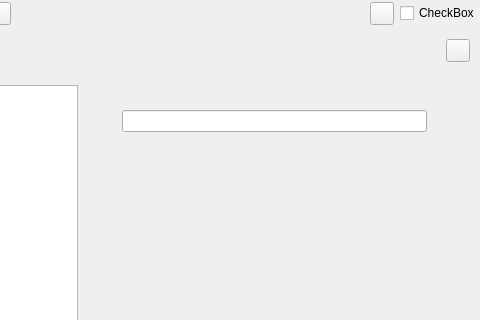
This is ui/world_building_view.ui in zkovari/plotlyst as Qt 5 draws it before an edit; both pictures show x 457 to 937 and y 0 to 320 of the 937 by 659 pixel window. The edited form follows.
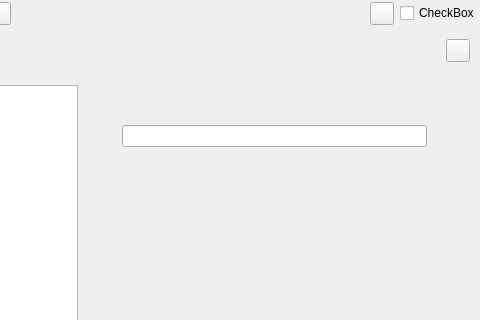
This is the edited form. Custom widgets are drawn as their Qt base class.

Patch:
```diff
--- a/ui/world_building_view.ui
+++ b/ui/world_building_view.ui
@@ -465,7 +465,7 @@
                    <height>16777215</height>
                   </size>
                  </property>
-                 <layout class="QVBoxLayout" name="verticalLayout" stretch="0,0,0">
+                 <layout class="QVBoxLayout" name="verticalLayout" stretch="0,0">
                   <property name="spacing">
                    <number>5</number>
                   </property>
@@ -473,7 +473,7 @@
                    <number>0</number>
                   </property>
                   <property name="topMargin">
-                   <number>25</number>
+                   <number>40</number>
                   </property>
                   <property name="rightMargin">
                    <number>0</number>
@@ -485,7 +485,7 @@
                    <widget class="QWidget" name="wdgNameHeader" native="true">
                     <layout class="QVBoxLayout" name="verticalLayout_7">
                      <property name="spacing">
-                      <number>15</number>
+                      <number>20</number>
                      </property>
                      <property name="leftMargin">
                       <number>0</number>
```
Left out of the diff: 21 changed lines with no effect on the pictures.
